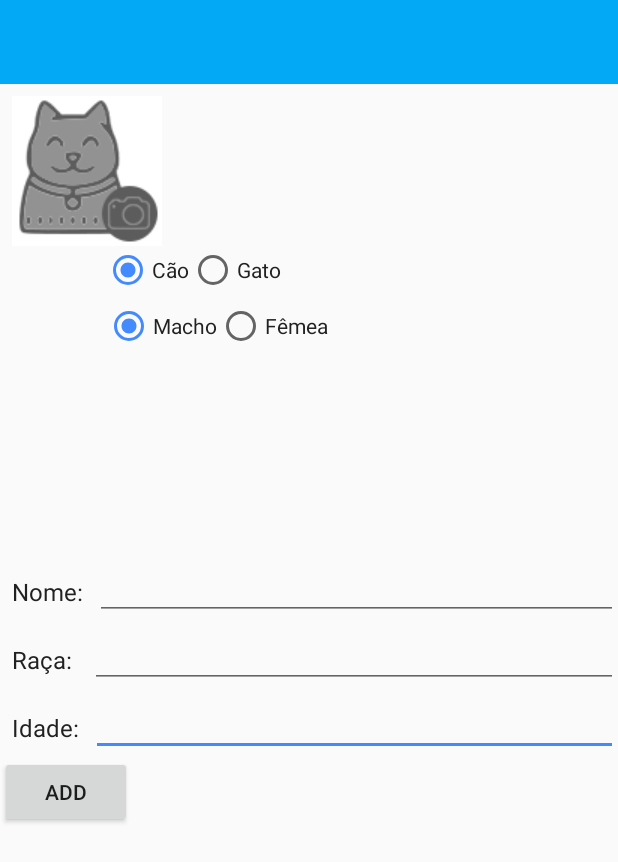
After one commit to Jadson22/CentralPet_Versao_lancamento, an Android app: the EditarPet screen opened directly, with no data from a screen before it, on a phone screen of 412 x 824 dp. The commit adds this screen. Shown: the top 862 px of the screen. Run offline under Robolectric (Android 15) with nearby library versions, the phone set to English and light mode, and no system bars.

```diff
--- a/app/src/main/AndroidManifest.xml
+++ b/app/src/main/AndroidManifest.xml
@@ -3,6 +3,7 @@
     package="appcentralpet.com.newcentralpet">
 
     <uses-permission android:name="android.permission.READ_EXTERNAL_STORAGE" />
+    <uses-permission android:name="android.permission.WRITE_EXTERNAL_STORAGE" />
 
     <!--
          The ACCESS_COARSE/FINE_LOCATION permissions are not required to use
@@ -45,7 +46,8 @@
             android:label="@string/title_activity_mapa" />
         <activity android:name=".ListExpansivel.TextosDuvidas" />
         <activity android:name=".ListExpansivel.TabelaVacinasCaes" />
-        <activity android:name=".ListExpansivel.TabelaVacinasGato"></activity>
+        <activity android:name=".ListExpansivel.TabelaVacinasGato" />
+        <activity android:name=".BancoMeusPets.EditarPet"></activity>
     </application>
 
 </manifest>
--- a/app/src/main/java/appcentralpet/com/newcentralpet/BancoMeusPets/Cadastro.java
+++ b/app/src/main/java/appcentralpet/com/newcentralpet/BancoMeusPets/Cadastro.java
@@ -8,6 +8,7 @@
 import android.net.Uri;
 import android.os.Bundle;
 import android.support.annotation.NonNull;
+import android.support.design.widget.Snackbar;
 import android.support.v4.app.ActivityCompat;
 import android.support.v4.app.Fragment;
 import android.view.LayoutInflater;
@@ -90,11 +91,7 @@
         imageView.setOnClickListener(new View.OnClickListener() {
             @Override
             public void onClick(View view) {
-                ActivityCompat.requestPermissions(
-                        getActivity(),
-                        new String[]{android.Manifest.permission.READ_EXTERNAL_STORAGE},
-                        REQUEST_CODE_GALLERY
-                );
+                escolherImg();
             }
         });
 
@@ -108,6 +105,13 @@
         return view;
     }
 
+    public void escolherImg(){
+        requestPermissions(
+                new String[]{android.Manifest.permission.READ_EXTERNAL_STORAGE},
+                REQUEST_CODE_GALLERY
+        );
+    }
+
     @Override
     public void onRequestPermissionsResult(int requestCode, @NonNull String[] permissions, @NonNull int[] grantResults) {
         if(requestCode == REQUEST_CODE_GALLERY){
@@ -117,7 +121,8 @@
                 startActivityForResult(intent, REQUEST_CODE_GALLERY);
             }
             else {
-                Toast.makeText(getContext(), "Você não tem permissão para acessar os arquivos!", Toast.LENGTH_SHORT).show();
+                Snackbar snackbar = Snackbar.make(getView(), "Você não tem permissão para acessar os arquivos!", Snackbar.LENGTH_SHORT);
+                snackbar.show();
             }
             return;
         }
@@ -160,7 +165,8 @@
                         edtIdade.getText().toString().trim(),
                         imageViewToByte(imageView)
                 );
-                Toast.makeText(getContext(), "Adicionado com sucesso!", Toast.LENGTH_SHORT).show();
+                Snackbar snackbar = Snackbar.make(getView(), "Novo pet salvo!", Snackbar.LENGTH_SHORT);
+                snackbar.show();
                 edtName.setText("");
                 edtRaca.setText("");
                 edtIdade.setText("");
--- /dev/null
+++ b/app/src/main/java/appcentralpet/com/newcentralpet/BancoMeusPets/EditarPet.java
@@ -0,0 +1,82 @@
+package appcentralpet.com.newcentralpet.BancoMeusPets;
+
+import android.database.Cursor;
+import android.support.v7.app.AppCompatActivity;
+import android.os.Bundle;
+import android.widget.Button;
+import android.widget.EditText;
+import android.widget.ImageView;
+import android.widget.RadioButton;
+import android.widget.RadioGroup;
+
+import java.util.ArrayList;
+
+import appcentralpet.com.newcentralpet.R;
+
+public class EditarPet extends AppCompatActivity {
+
+    EditText edtName, edtRaca, edtIdade;
+    RadioGroup radioGroupSexo, radioGroupTipo;
+    RadioButton rbSexoEscolhido, rbTipoEscolhido;
+    ImageView imageView;
+    Button btnSalvar;
+
+    Pet pet;
+
+    public static SQLiteHelper sqLiteHelper;
+    final int REQUEST_CODE_GALLERY = 999;
+
+    @Override
+    protected void onCreate(Bundle savedInstanceState) {
+        super.onCreate(savedInstanceState);
+        setContentView(R.layout.activity_editar_pet);
+
+        btnSalvar = (Button) findViewById(R.id.btnSalvar);
+
+        edtName = (EditText) findViewById(R.id.editartName);
+        edtRaca = (EditText) findViewById(R.id.editarRaca);
+        edtIdade = (EditText) findViewById(R.id.editarIdade);
+
+        radioGroupSexo = (RadioGroup) findViewById(R.id.radioSexo);
+        radioGroupTipo = (RadioGroup) findViewById(R.id.radioTipo);
+
+        int idRbSexoEscolhido = radioGroupSexo.getCheckedRadioButtonId();
+        if(idRbSexoEscolhido > 0 ){
+            rbSexoEscolhido = (RadioButton) findViewById(idRbSexoEscolhido);
+        }
+
+        int idRbTipoEscolhido = radioGroupTipo.getCheckedRadioButtonId();
+        if(idRbTipoEscolhido > 0 ){
+            rbTipoEscolhido = (RadioButton) findViewById(idRbTipoEscolhido);
+        }
+
+        imageView = (ImageView) findViewById(R.id.imageView);
+
+        Cursor c = Cadastro.sqLiteHelper.getData("SELECT id FROM PET");
+        ArrayList<Integer> arrID = new ArrayList<Integer>();
+        while (c.moveToNext()){
+            arrID.add(c.getInt(0));
+        }
+
+        /*Bundle bundle = getIntent().getExtras();
+        if((bundle != null) && (bundle.containsKey("PEET"))){
+
+            c = (Cursor) bundle.getSerializable("PEET");
+            //preenchedados();
+        }else {
+
+        } */
+    }
+
+   /* private void preenchedados() {
+        edtName.setText(pet.getName());
+        //rbSexoEscolhido.setSelected(Integer.parseInt(pet.getSexo()));
+        edtRaca.setText(pet.getRaca());
+        //rbTipoEscolhido.set
+        edtIdade.setText(pet.getIdade());
+        //imageView.setImageBitmap(pet.getImage());
+
+    } */
+
+
+}
--- a/app/src/main/java/appcentralpet/com/newcentralpet/BancoMeusPets/Pet.java
+++ b/app/src/main/java/appcentralpet/com/newcentralpet/BancoMeusPets/Pet.java
@@ -1,9 +1,11 @@
 package appcentralpet.com.newcentralpet.BancoMeusPets;
+
+import java.io.Serializable;
 
 /**
  * Created by L Moraes on 30/08/2017.
  */
-public class Pet {
+public class Pet implements Serializable{
     private int id;
     private String name;
     private String raca;
@@ -77,4 +79,9 @@
     public void setImage(byte[] image) {
         this.image = image;
     }
+
+    @Override
+    public String toString(){
+        return "";
+    }
 }
--- a/app/src/main/java/appcentralpet/com/newcentralpet/BancoMeusPets/PetList.java
+++ b/app/src/main/java/appcentralpet/com/newcentralpet/BancoMeusPets/PetList.java
@@ -17,7 +17,6 @@
 import android.support.v4.app.ActivityCompat;
 import android.support.v4.app.Fragment;
 import android.support.v7.app.AlertDialog;
-import android.support.v7.widget.Toolbar;
 import android.util.Log;
 import android.view.LayoutInflater;
 import android.view.Menu;
@@ -51,6 +50,8 @@
     ListView listView;
     ArrayList<Pet> list;
     PetListAdapter adapter = null;
+
+    Pet pet;
 
     public PetList() {
         // Required empty public constructor
@@ -101,8 +102,12 @@
                             while (c.moveToNext()){
                                 arrID.add(c.getInt(0));
                             }
+                            showDialogUpdate(getActivity(), arrID.get(position));
 
-                            showDialogUpdate(getActivity(), arrID.get(position));
+                            /*Intent intent = new Intent(getContext(), EditarPet.class);
+                            intent.putExtra("PEET", arrID);
+                            startActivityForResult(intent, 0); */
+
                         }else{
                             //apagar
                             Cursor c = Cadastro.sqLiteHelper.getData("SELECT id FROM PET");
@@ -163,8 +168,7 @@
             @Override
             public void onClick(View v) {
                 // request photo library
-                ActivityCompat.requestPermissions(
-                        getActivity(),
+                requestPermissions(
                         new String[]{Manifest.permission.READ_EXTERNAL_STORAGE},
                         888
                 );
--- /dev/null
+++ b/app/src/main/res/layout/activity_editar_pet.xml
@@ -0,0 +1,254 @@
+<?xml version="1.0" encoding="utf-8"?>
+<LinearLayout xmlns:android="http://schemas.android.com/apk/res/android"
+    xmlns:tools="http://schemas.android.com/tools"
+    android:layout_width="match_parent"
+    android:layout_height="match_parent"
+    xmlns:app="http://schemas.android.com/apk/res-auto"
+    tools:context="appcentralpet.com.newcentralpet.BancoMeusPets.EditarPet"
+    android:orientation="vertical">
+
+    <android.support.v7.widget.Toolbar
+        android:id="@+id/toolbar"
+        android:layout_width="match_parent"
+        android:layout_height="?attr/actionBarSize"
+        android:background="?attr/colorPrimary"
+        app:popupTheme="@style/AppTheme.PopupOverlay"
+        app:titleTextColor="#ffffff"/>
+
+    <RelativeLayout
+        android:layout_width="match_parent"
+        android:layout_height="match_parent">
+
+        <ScrollView
+            android:layout_width="match_parent"
+            android:layout_height="match_parent"
+            android:fillViewport="false">
+            <LinearLayout
+                android:id="@+id/relative66"
+                android:layout_width="match_parent"
+                android:layout_height="wrap_content"
+                android:orientation="vertical"
+                android:weightSum="1">
+
+
+                <LinearLayout
+                    android:layout_width="match_parent"
+                    android:layout_height="match_parent"
+                    android:layout_marginLeft="8dp"
+                    android:layout_marginRight="8dp"
+                    android:layout_marginTop="8dp">
+
+
+                    <ImageView
+                        android:id="@+id/imageView"
+                        android:layout_width="100dp"
+                        android:layout_height="100dp"
+                        app:srcCompat="@drawable/novaphoto"
+                        android:layout_alignParentLeft="true"/>
+
+
+                </LinearLayout>
+
+
+                <RelativeLayout
+                    android:layout_width="match_parent"
+                    android:layout_height="wrap_content"
+                    android:layout_above="@+id/linearLayout"
+                    android:layout_alignParentLeft="true"
+                    android:layout_alignParentStart="true">
+
+                    <RadioGroup
+                        android:id="@+id/radioTipo"
+                        android:layout_width="wrap_content"
+                        android:layout_height="wrap_content"
+                        android:orientation="horizontal"
+                        android:layout_marginLeft="69dp"
+                        android:layout_marginStart="69dp"
+                        android:layout_alignParentTop="true"
+                        android:layout_alignParentLeft="true"
+                        android:layout_alignParentStart="true">
+
+                        <RadioButton
+                            android:layout_width="wrap_content"
+                            android:layout_height="wrap_content"
+                            android:text="Cão"
+                            android:id="@+id/rbCao"
+                            android:textColor="@color/primaryText"
+                            android:checked="true"
+                            android:layout_alignParentBottom="true"
+                            android:layout_alignLeft="@+id/radioTipo"
+                            android:layout_alignStart="@+id/radioTipo" />
+
+                        <RadioButton
+                            android:layout_width="wrap_content"
+                            android:layout_height="wrap_content"
+                            android:text="Gato"
+                            android:id="@+id/rbGato"
+                            android:textColor="@color/primaryText"
+                            android:layout_alignParentTop="true"
+                            android:layout_centerHorizontal="true" />
+
+                    </RadioGroup>
+
+                </RelativeLayout>
+
+                <LinearLayout
+                    android:layout_width="match_parent"
+                    android:layout_height="wrap_content"
+                    android:orientation="horizontal"
+                    android:layout_marginLeft="8dp"
+                    android:layout_marginRight="8dp"
+                    android:layout_marginTop="5dp">
+
+                </LinearLayout>
+
+                <RelativeLayout
+                    android:layout_width="wrap_content"
+                    android:layout_height="wrap_content"
+                    android:id="@+id/relativeLayout"
+                    android:layout_above="@+id/linearLayout"
+                    android:layout_alignRight="@+id/editarRaca"
+                    android:layout_alignEnd="@+id/editarRaca"
+                    android:layout_alignParentLeft="true"
+                    android:layout_alignParentStart="true">
+
+                    <RadioGroup
+                        android:id="@+id/radioSexo"
+                        android:layout_width="wrap_content"
+                        android:layout_height="wrap_content"
+                        android:orientation="horizontal"
+                        android:layout_alignParentTop="true"
+                        android:layout_alignParentLeft="true"
+                        android:layout_alignParentStart="true"
+                        android:layout_marginLeft="70dp"
+                        android:layout_marginStart="70dp">
+
+                        <RadioButton
+                            android:layout_width="wrap_content"
+                            android:layout_height="wrap_content"
+                            android:text="Macho"
+                            android:id="@+id/rbMacho"
+                            android:textColor="@color/primaryText"
+                            android:checked="true"
+                            android:layout_above="@+id/linearLayout"
+                            android:layout_alignLeft="@+id/editarRaca"
+                            android:layout_alignStart="@+id/editarRaca" />
+
+                        <RadioButton
+                            android:layout_width="wrap_content"
+                            android:layout_height="wrap_content"
+                            android:text="Fêmea"
+                            android:id="@+id/rbFemea"
+                            android:textColor="@color/primaryText"
+                            android:layout_gravity="center_horizontal"
+                            android:layout_above="@+id/linearLayout"
+                            android:layout_toRightOf="@+id/rbMacho"
+                            android:layout_toEndOf="@+id/rbMacho" />
+                    </RadioGroup>
+                </RelativeLayout>
+
+            </LinearLayout>
+        </ScrollView>
+
+        <TextView
+            android:layout_width="wrap_content"
+            android:layout_height="wrap_content"
+            android:text="Idade:"
+            android:id="@+id/textView11"
+            android:textColor="@color/primaryText"
+            android:textSize="@dimen/txt_cad"
+            android:layout_gravity="bottom"
+            android:padding="8dp"
+            android:layout_alignBottom="@+id/editarIdade"
+            android:layout_alignParentLeft="true"
+            android:layout_alignParentStart="true" />
+
+        <EditText
+            android:layout_width="match_parent"
+            android:layout_height="wrap_content"
+            android:textColor="@color/primaryText"
+            android:ems="10"
+            android:id="@+id/editarIdade"
+            android:layout_below="@+id/textView10"
+            android:layout_toRightOf="@+id/textView11"
+            android:layout_toEndOf="@+id/textView11"
+            android:inputType="date" />
+
+        <LinearLayout
+            android:layout_width="match_parent"
+            android:layout_height="wrap_content"
+            android:orientation="horizontal"
+            android:id="@+id/linearLayout"
+            android:layout_above="@+id/editarRaca"
+            android:layout_alignParentLeft="true"
+            android:layout_alignParentStart="true">
+
+            <TextView
+                android:layout_width="wrap_content"
+                android:layout_height="wrap_content"
+                android:text="Nome:"
+                android:id="@+id/textView9"
+                android:textColor="@color/primaryText"
+                android:textSize="@dimen/txt_cad"
+                android:layout_below="@id/imageView"
+                android:layout_gravity="bottom"
+                android:padding="8dp"/>
+            <EditText
+                android:id="@+id/editartName"
+                android:layout_width="match_parent"
+                android:layout_height="wrap_content"
+                android:inputType="textPersonName"
+                android:textColor="@color/primaryText"
+                android:ems="10"
+                android:layout_alignParentRight="true"
+                android:layout_below="@id/imageView"
+                android:layout_marginTop="10dp" />
+        </LinearLayout>
+
+        <LinearLayout
+            android:layout_width="match_parent"
+            android:layout_height="wrap_content"
+            android:orientation="horizontal"
+            android:id="@+id/linearLayout2"
+            android:layout_above="@+id/textView11"
+            android:layout_alignParentLeft="true"
+            android:layout_alignParentStart="true"
+            android:layout_marginBottom="25dp">
+
+        </LinearLayout>
+
+        <TextView
+            android:layout_width="wrap_content"
+            android:layout_height="wrap_content"
+            android:text="Raça: "
+            android:id="@+id/textView10"
+            android:textColor="@color/primaryText"
+            android:textSize="@dimen/txt_cad"
+            android:padding="8dp"
+            android:layout_centerVertical="true"
+            android:layout_alignParentLeft="true"
+            android:layout_alignParentStart="true" />
+
+        <EditText
+            android:id="@+id/editarRaca"
+            android:layout_width="match_parent"
+            android:layout_height="wrap_content"
+            android:inputType="textPersonName"
+            android:textColor="@color/primaryText"
+            android:ems="10"
+            android:layout_alignBottom="@+id/textView10"
+            android:layout_alignParentRight="true"
+            android:layout_alignParentEnd="true"
+            android:layout_toRightOf="@+id/textView10"
+            android:layout_toEndOf="@+id/textView10" />
+
+        <Button
+            android:layout_width="wrap_content"
+            android:layout_height="wrap_content"
+            android:text="Add"
+            android:id="@+id/btnSalvar"
+            android:layout_below="@id/editarIdade"/>
+
+    </RelativeLayout>
+
+</LinearLayout>
--- a/app/src/main/res/layout/fragment_pet_list.xml
+++ b/app/src/main/res/layout/fragment_pet_list.xml
@@ -6,13 +6,6 @@
     android:layout_height="match_parent"
     android:background="@color/fundoPrincipal">
 
-    <android.support.v7.widget.Toolbar
-        android:id="@+id/toolbar"
-        android:layout_width="match_parent"
-        android:layout_height="?attr/actionBarSize"
-        android:background="?attr/colorPrimary"
-        app:popupTheme="@style/AppTheme.PopupOverlay"/>
-
     <ListView
         android:layout_width="match_parent"
         android:layout_height="match_parent"
```
Also changed, not shown: app/build.gradle (+1 -7 lines).
